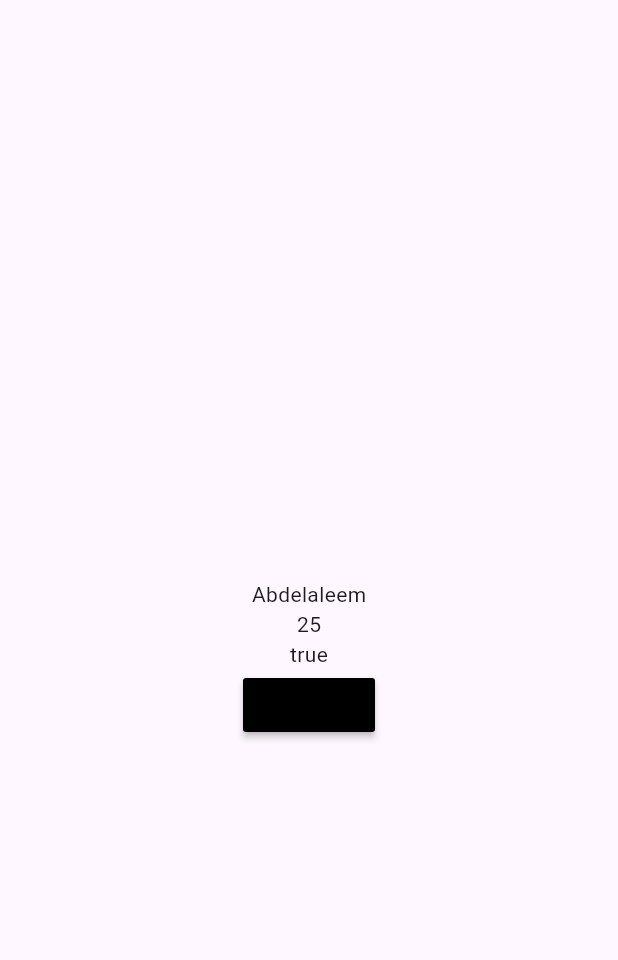
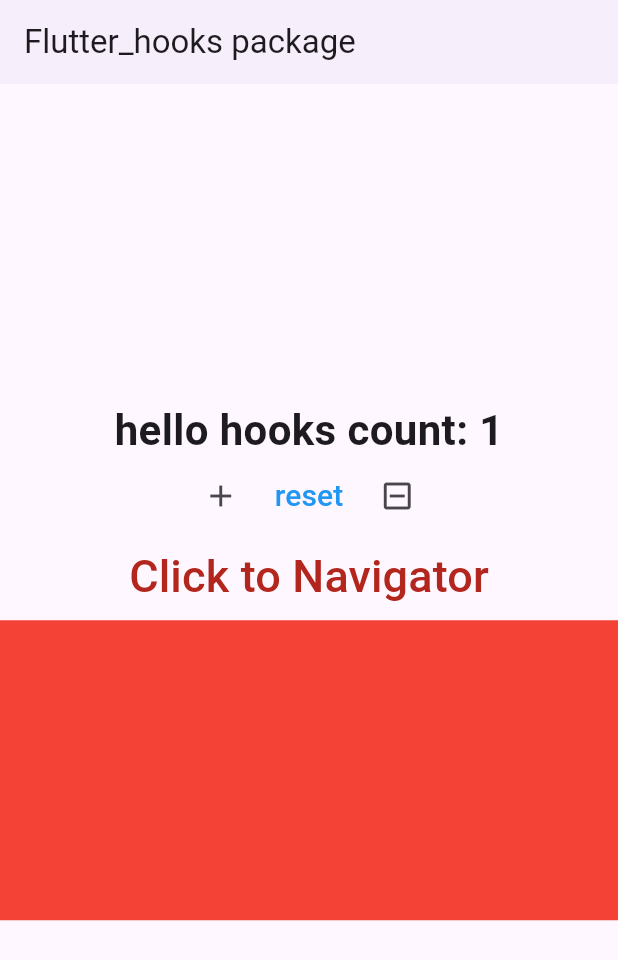
Before and after one commit to abdelaleem0/flutter_learning, a Flutter app: the screen it shows after launch, on a phone screen of 412 x 824 dp. Shown: the top 960 px of the screen. Run offline on Flutter 3.47's test engine with Material 3 defaults, Android fonts, the phone set to English and light mode, and no system bars; our stand-ins replace bloc, device_info_plus, easy_localization, equatable, firebase_core, firebase_messaging and 4 more; missing offline and left inert: flutter_background_service, flutter_background_service_android; accounts and stored records are empty.

Commit message:
flutter hooks package

```diff
--- a/lib/main.dart
+++ b/lib/main.dart
@@ -10,9 +10,12 @@ import 'package:flutter_bloc/flutter_bloc.dart';
 import 'package:learning_flutter/bloc/life_cycle_bloc/life_cycle_cubit.dart';
 import 'package:flutter_background_service_android/flutter_background_service_android.dart';
 import 'package:flutter_local_notifications/flutter_local_notifications.dart';
+import 'package:learning_flutter/new_backages/flutter_hooks/flutter_hooks_page.dart';
 import 'package:learning_flutter/oop/copy_constructor/copy_constructor_page.dart';
 import 'package:learning_flutter/state_full_life_cycle/life_cycle_page.dart';
 import 'package:shared_preferences/shared_preferences.dart';
+
+import 'state_full_life_cycle/stateLess_vs_stateFull/setState_functionality.dart';
 
 Future<void> main() async {
   WidgetsFlutterBinding.ensureInitialized();
@@ -41,7 +44,7 @@ class MyApp extends StatelessWidget {
         theme: ThemeData(
           primarySwatch: Colors.blue,
         ),
-       home: ParentPage(),
+       home: FlutterHooksPage(),
           ),
 
 
--- /dev/null
+++ b/lib/new_backages/flutter_hooks/flutter_hooks_page.dart
@@ -0,0 +1,121 @@
+import 'dart:async';
+
+import 'package:flutter/material.dart';
+import 'package:flutter_hooks/flutter_hooks.dart';
+
+class FlutterHooksPage extends HookWidget {
+  const FlutterHooksPage({super.key});
+  @override
+  Widget build(BuildContext context) {
+    ValueNotifier<int> count = useState(1);
+
+    useEffect(() {
+      print('<<<<<<<useEffect>>>>>>>==<<<<<<<<initState>>>>>>>>');
+      final timer = Timer.periodic(Duration(seconds: 1), (timer) {
+        //   count.value=timer.tick;
+        // print("Timer is :" + timer.tick.toString());
+
+      });
+      return timer.cancel;
+    }, []);
+
+    void countIncrement() {
+      count.value++;
+    }
+
+    void resetCount() {
+      count.value = 0;
+    }
+
+    void counterDecrease() {
+      count.value--;
+    }
+
+    return Scaffold(
+      appBar: AppBar(
+        title: const Text("Flutter_hooks package"),
+        elevation: 1,
+      ),
+      body: Column(
+        mainAxisAlignment: MainAxisAlignment.center,
+        children: [
+          Center(
+            child: Text(
+              "hello hooks count: ${count.value.toString()}",
+              style: const TextStyle(
+                fontSize: 28,
+                fontWeight: FontWeight.bold,
+              ),
+            ),
+          ),
+          Row(
+            mainAxisAlignment: MainAxisAlignment.center,
+            children: [
+              IconButton(onPressed: countIncrement, icon: Icon(Icons.add)),
+              TextButton(
+                onPressed: resetCount,
+                child: Text(
+                  "reset",
+                  style: TextStyle(color: Colors.blue, fontSize: 20),
+                ),
+              ),
+              IconButton(
+                  onPressed: counterDecrease,
+                  icon: Icon(Icons.indeterminate_check_box_outlined)),
+            ],
+          ),
+
+          // this button to know that the useEffect() work like dispose()
+          TextButton(
+            onPressed: () {
+              Navigator.push(context,
+                  MaterialPageRoute(builder: (context) => SecondPage()));
+            },
+            child: Text(
+              "Click to Navigator",
+              style:
+                  TextStyle(color: Theme.of(context).errorColor, fontSize: 30),
+            ),
+          ),
+          ChildrenPage(),
+        ],
+      ),
+    );
+  }
+}
+
+class SecondPage extends StatelessWidget {
+  const SecondPage({super.key});
+
+  @override
+  Widget build(BuildContext context) {
+    return Scaffold(
+      body: Container(
+        child: TextButton(
+          onPressed: () {
+            Navigator.push(context,
+                MaterialPageRoute(builder: (context) => FlutterHooksPage()));
+          },
+          child: Center(
+            child: Text(
+              "Click to BacK",
+              style:
+                  TextStyle(color: Theme.of(context).errorColor, fontSize: 30),
+            ),
+          ),
+        ),
+      ),
+    );
+  }
+}
+
+class ChildrenPage extends StatelessWidget {
+  const ChildrenPage({super.key});
+
+  @override
+  Widget build(BuildContext context) {
+    print('=====ChildrenPage========');
+    return Container(color: Colors.red,
+    height: 200,);
+  }
+}
--- a/lib/new_backage/localization/localization_page.dart
+++ b/lib/new_backages/localization/localization_page.dart
@@ -1,6 +1,6 @@
 import 'package:easy_localization/easy_localization.dart';
 import 'package:flutter/material.dart';
-import 'package:learning_flutter/new_backage/localization/localization_widget.dart';
+import 'package:learning_flutter/new_backages/localization/localization_widget.dart';
 
 class MyHomePage extends StatefulWidget {
   const MyHomePage({super.key});
--- a/pubspec.yaml
+++ b/pubspec.yaml
@@ -46,6 +46,8 @@ dependencies:
   firebase_messaging:
   firebase_core:
   http:
+  flutter_hooks: ^0.20.3
+
 
 
 dev_dependencies:
```
Also changed, not shown: lib/state_full_life_cycle/stateLess_vs_stateFull/setState_functionality.dart (added, +108 -0 lines), lib/new_backages/classss.dart (renamed from lib/new_backage/classss.dart), lib/new_backages/localization/localization_widget.dart (renamed from lib/new_backage/localization/localization_widget.dart), pubspec.lock.
